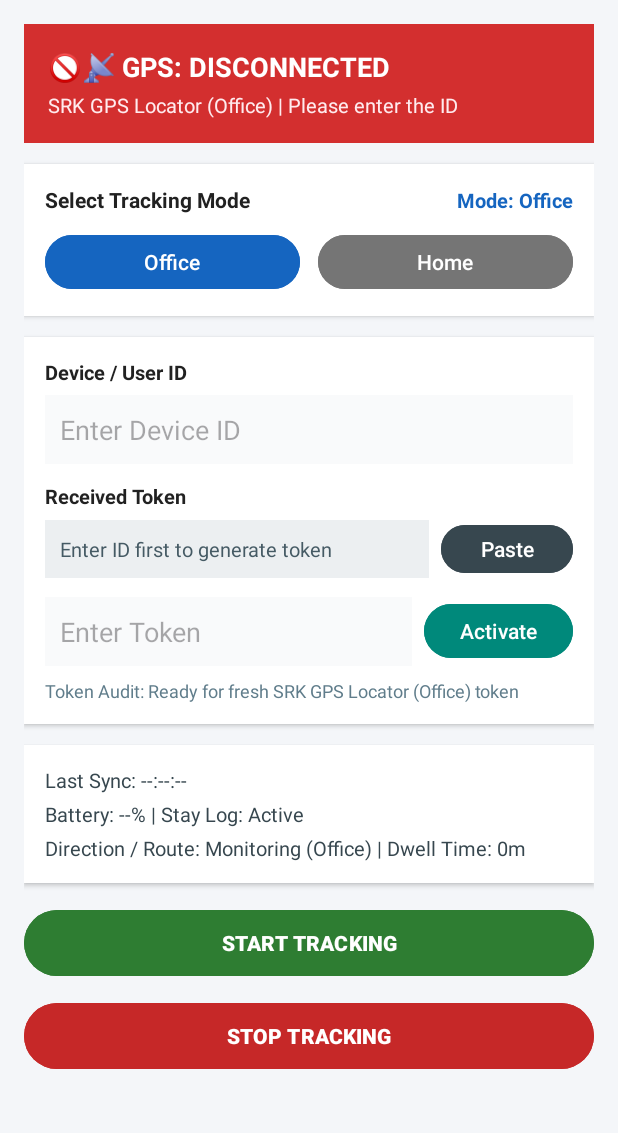
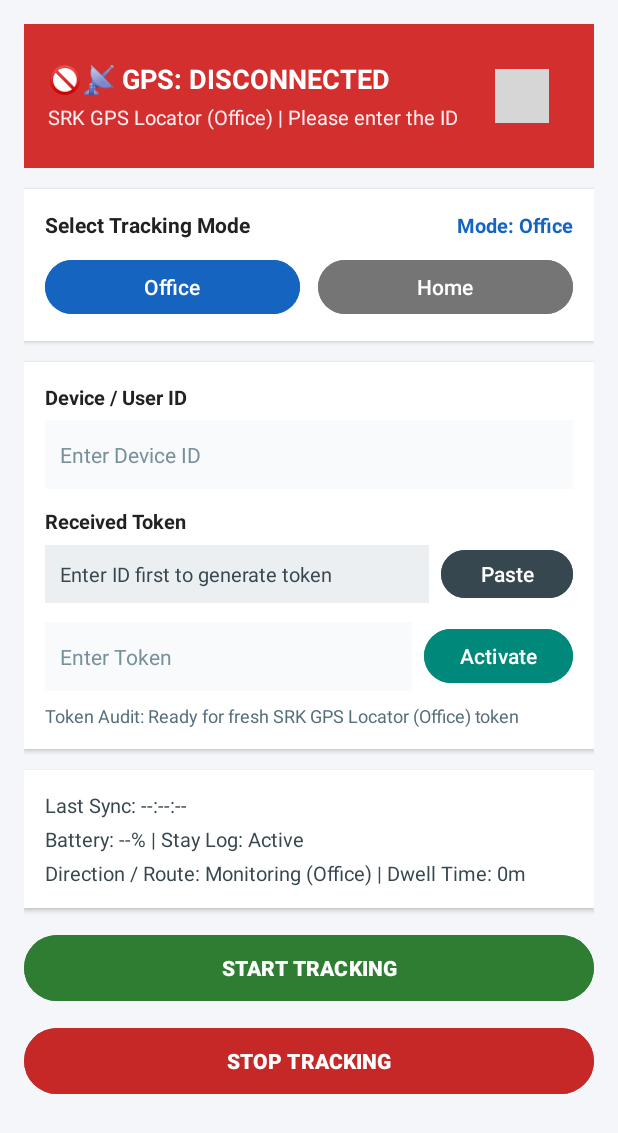
Before and after one commit to srk3trading-en/familygpsapp, an Android app: the screen it shows after launch (MainActivity), on a phone screen of 412 x 824 dp. Shown: the top 1133 px of the screen. Run offline under Robolectric (Android 15) with nearby library versions, the phone set to English and light mode, and no system bars; grey boxes are pictures that could not be loaded.

Commit message:
Update activity_main.xml

```diff
--- a/familygpsapp/app/src/main/res/layout/activity_main.xml
+++ b/familygpsapp/app/src/main/res/layout/activity_main.xml
@@ -10,19 +10,29 @@
         android:layout_height="wrap_content"
         android:orientation="vertical">
 
+        <!-- Status Banner + Live Radar & Arrow Indicator -->
         <LinearLayout
             android:id="@+id/statusBanner"
             android:layout_width="match_parent"
             android:layout_height="wrap_content"
+            android:layout_marginBottom="14dp"
             android:background="#D32F2F"
+            android:gravity="center_vertical"
+            android:orientation="horizontal"
+            android:padding="16dp">
+
+            <LinearLayout
+                android:layout_width="0dp"
+                android:layout_height="wrap_content"
+                android:layout_weight="1"
                 android:orientation="vertical"
-            android:padding="16dp"
-            android:layout_marginBottom="14dp">
+                android:paddingEnd="10dp">
 
                 <TextView
                     android:id="@+id/tvGpsStatus"
                     android:layout_width="wrap_content"
                     android:layout_height="wrap_content"
+                    android:maxLines="2"
                     android:text="GPS: DISCONNECTED"
                     android:textColor="#FFFFFF"
                     android:textSize="18sp"
@@ -32,26 +42,54 @@
                     android:id="@+id/tvStatusDetail"
                     android:layout_width="wrap_content"
                     android:layout_height="wrap_content"
+                    android:layout_marginTop="4dp"
+                    android:maxLines="2"
                     android:text="Status: Stopped - Token Required"
                     android:textColor="#FFEBEE"
-                android:textSize="13sp"
-                android:layout_marginTop="4dp" />
+                    android:textSize="13sp" />
             </LinearLayout>
+
+            <!-- Radar Pulse Ring + Arrow Icon Container -->
+            <FrameLayout
+                android:layout_width="64dp"
+                android:layout_height="64dp"
+                android:clipChildren="false"
+                android:clipToPadding="false">
+
+                <View
+                    android:id="@+id/ivRadarSignal"
+                    android:layout_width="56dp"
+                    android:layout_height="56dp"
+                    android:layout_gravity="center"
+                    android:alpha="0.0"
+                    android:background="@drawable/bg_radar_ring"
+                    android:visibility="invisible" />
+
+                <ImageView
+                    android:id="@+id/ivArrowIcon"
+                    android:layout_width="36dp"
+                    android:layout_height="36dp"
+                    android:layout_gravity="center"
+                    android:contentDescription="Signal Status Icon"
+                    android:src="@drawable/ic_signal_arrow" />
+            </FrameLayout>
+        </LinearLayout>
+
+        <!-- Mode Selection Card -->
+        <LinearLayout
+            android:layout_width="match_parent"
+            android:layout_height="wrap_content"
+            android:layout_marginBottom="14dp"
+            android:background="#FFFFFF"
+            android:elevation="2dp"
+            android:orientation="vertical"
+            android:padding="14dp">
 
             <LinearLayout
                 android:layout_width="match_parent"
                 android:layout_height="wrap_content"
-            android:background="#FFFFFF"
-            android:orientation="vertical"
-            android:padding="14dp"
-            android:layout_marginBottom="14dp"
-            android:elevation="2dp">
-
-            <LinearLayout
-                android:layout_width="match_parent"
-                android:layout_height="wrap_content"
-                android:orientation="horizontal"
-                android:layout_marginBottom="10dp">
+                android:layout_marginBottom="10dp"
+                android:orientation="horizontal">
 
                 <TextView
                     android:layout_width="0dp"
@@ -66,6 +104,7 @@
                     android:id="@+id/tvSelectedMode"
                     android:layout_width="wrap_content"
                     android:layout_height="wrap_content"
+                    android:maxLines="1"
                     android:text="Mode: Office"
                     android:textColor="#1565C0"
                     android:textSize="13sp"
@@ -81,34 +120,35 @@
                     android:id="@+id/btnModeOffice"
                     android:layout_width="0dp"
                     android:layout_height="44dp"
+                    android:layout_marginEnd="6dp"
                     android:layout_weight="1"
+                    android:backgroundTint="#1565C0"
                     android:text="Office"
                     android:textAllCaps="false"
-                    android:backgroundTint="#1565C0"
-                    android:textColor="#FFFFFF"
-                    android:layout_marginEnd="6dp" />
+                    android:textColor="#FFFFFF" />
 
                 <Button
                     android:id="@+id/btnModeFamily"
                     android:layout_width="0dp"
                     android:layout_height="44dp"
+                    android:layout_marginStart="6dp"
                     android:layout_weight="1"
-                    android:text="Family"
+                    android:backgroundTint="#757575"
+                    android:text="Home"
                     android:textAllCaps="false"
-                    android:backgroundTint="#757575"
-                    android:textColor="#FFFFFF"
-                    android:layout_marginStart="6dp" />
+                    android:textColor="#FFFFFF" />
             </LinearLayout>
         </LinearLayout>
 
+        <!-- ID & Token Card -->
         <LinearLayout
             android:layout_width="match_parent"
             android:layout_height="wrap_content"
+            android:layout_marginBottom="14dp"
             android:background="#FFFFFF"
+            android:elevation="2dp"
             android:orientation="vertical"
-            android:padding="14dp"
-            android:layout_marginBottom="14dp"
-            android:elevation="2dp">
+            android:padding="14dp">
 
             <TextView
                 android:layout_width="wrap_content"
@@ -122,12 +162,16 @@
                 android:id="@+id/etDeviceId"
                 android:layout_width="match_parent"
                 android:layout_height="46dp"
+                android:layout_marginTop="6dp"
+                android:layout_marginBottom="12dp"
+                android:background="#F9FAFB"
                 android:hint="Enter Device ID"
                 android:inputType="text"
+                android:maxLines="1"
                 android:paddingHorizontal="10dp"
-                android:background="#F9FAFB"
-                android:layout_marginTop="6dp"
-                android:layout_marginBottom="12dp" />
+                android:textColor="#212121"
+                android:textColorHint="#78909C"
+                android:textSize="14sp" />
 
             <TextView
                 android:layout_width="wrap_content"
@@ -140,20 +184,22 @@
             <LinearLayout
                 android:layout_width="match_parent"
                 android:layout_height="wrap_content"
-                android:orientation="horizontal"
+                android:layout_marginTop="6dp"
+                android:layout_marginBottom="12dp"
                 android:gravity="center_vertical"
-                android:layout_marginTop="6dp"
-                android:layout_marginBottom="12dp">
+                android:orientation="horizontal">
 
                 <TextView
                     android:id="@+id/tvReceivedToken"
                     android:layout_width="0dp"
                     android:layout_height="wrap_content"
                     android:layout_weight="1"
+                    android:background="#ECEFF1"
+                    android:ellipsize="middle"
+                    android:maxLines="1"
+                    android:padding="10dp"
                     android:text="Waiting for token..."
-                    android:textColor="#455A64"
-                    android:background="#ECEFF1"
-                    android:padding="10dp"
+                    android:textColor="#37474F"
                     android:textSize="13sp" />
 
                 <Button
@@ -161,103 +207,113 @@
                     android:layout_width="wrap_content"
                     android:layout_height="40dp"
                     android:layout_marginStart="8dp"
+                    android:backgroundTint="#37474F"
                     android:text="Paste"
                     android:textAllCaps="false"
-                    android:backgroundTint="#37474F"
                     android:textColor="#FFFFFF" />
             </LinearLayout>
 
             <LinearLayout
                 android:layout_width="match_parent"
                 android:layout_height="wrap_content"
-                android:orientation="horizontal"
-                android:gravity="center_vertical">
+                android:gravity="center_vertical"
+                android:orientation="horizontal">
 
                 <EditText
                     android:id="@+id/etToken"
                     android:layout_width="0dp"
                     android:layout_height="46dp"
                     android:layout_weight="1"
+                    android:background="#F9FAFB"
                     android:hint="Enter Token"
                     android:inputType="text"
+                    android:maxLines="1"
                     android:paddingHorizontal="10dp"
-                    android:background="#F9FAFB" />
+                    android:textColor="#212121"
+                    android:textColorHint="#78909C"
+                    android:textSize="14sp" />
 
                 <Button
                     android:id="@+id/btnVerifyToken"
                     android:layout_width="wrap_content"
                     android:layout_height="44dp"
                     android:layout_marginStart="8dp"
+                    android:backgroundTint="#00897B"
                     android:text="Activate"
                     android:textAllCaps="false"
-                    android:backgroundTint="#00897B"
                     android:textColor="#FFFFFF" />
             </LinearLayout>
 
             <TextView
                 android:id="@+id/tvTokenLogInfo"
-                android:layout_width="wrap_content"
+                android:layout_width="match_parent"
                 android:layout_height="wrap_content"
+                android:layout_marginTop="8dp"
+                android:maxLines="2"
                 android:text="Token Audit: Pending Activation"
-                android:textColor="#607D8B"
-                android:textSize="12sp"
-                android:layout_marginTop="8dp" />
+                android:textColor="#546E7A"
+                android:textSize="12sp" />
         </LinearLayout>
 
+        <!-- Telemetry Info Card -->
         <LinearLayout
             android:layout_width="match_parent"
             android:layout_height="wrap_content"
+            android:layout_marginBottom="14dp"
             android:background="#FFFFFF"
+            android:elevation="2dp"
             android:orientation="vertical"
-            android:padding="14dp"
-            android:layout_marginBottom="14dp"
-            android:elevation="2dp">
+            android:padding="14dp">
 
             <TextView
                 android:id="@+id/tvLastSync"
-                android:layout_width="wrap_content"
+                android:layout_width="match_parent"
                 android:layout_height="wrap_content"
+                android:maxLines="1"
                 android:text="Last Sync: --:--:--"
                 android:textColor="#37474F"
                 android:textSize="13sp" />
 
             <TextView
                 android:id="@+id/tvBatteryInfo"
-                android:layout_width="wrap_content"
+                android:layout_width="match_parent"
                 android:layout_height="wrap_content"
+                android:layout_marginTop="4dp"
+                android:maxLines="1"
                 android:text="Battery: --% | Stay Log: Ready"
                 android:textColor="#37474F"
-                android:textSize="13sp"
-                android:layout_marginTop="4dp" />
+                android:textSize="13sp" />
 
             <TextView
                 android:id="@+id/tvStayAndDirection"
-                android:layout_width="wrap_content"
+                android:layout_width="match_parent"
                 android:layout_height="wrap_content"
+                android:layout_marginTop="4dp"
+                android:maxLines="2"
                 android:text="Direction / Route: Idle | Dwell Time: 0m"
                 android:textColor="#37474F"
-                android:textSize="13sp"
-                android:layout_marginTop="4dp" />
+                android:textSize="13sp" />
         </LinearLayout>
 
+        <!-- Action Buttons -->
         <Button
             android:id="@+id/btnStartTracking"
             android:layout_width="match_parent"
             android:layout_height="52dp"
+            android:layout_marginBottom="10dp"
+            android:backgroundTint="#2E7D32"
             android:text="START TRACKING"
-            android:textStyle="bold"
-            android:backgroundTint="#2E7D32"
             android:textColor="#FFFFFF"
-            android:layout_marginBottom="10dp" />
+            android:textStyle="bold" />
 
         <Button
             android:id="@+id/btnStopTracking"
             android:layout_width="match_parent"
             android:layout_height="52dp"
+            android:backgroundTint="#C62828"
             android:text="STOP TRACKING"
-            android:textStyle="bold"
-            android:backgroundTint="#C62828"
-            android:textColor="#FFFFFF" />
+            android:textColor="#FFFFFF"
+            android:textStyle="bold" />
 
     </LinearLayout>
 </ScrollView>
```
Lines whose indentation alone changed are shown as unchanged.
